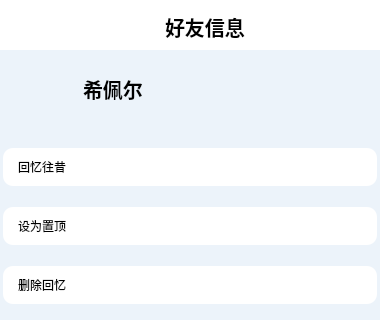
The window that form_chara.ui (kazarayouhei3/Azurchat) describes before a commit, drawn with Qt 5; both pictures show x 0 to 380 and y 0 to 320 of the 380 by 680 pixel window.
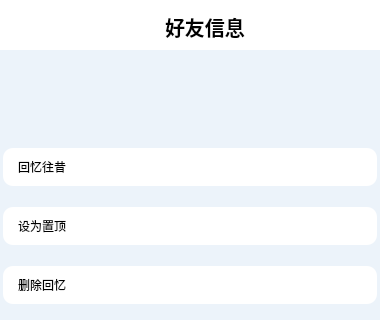
The same window after the commit. Icons and pictures are not drawn.

Patch:
```diff
--- a/form_chara.ui
+++ b/form_chara.ui
@@ -242,7 +242,7 @@
                   </font>
                  </property>
                  <property name="text">
-                  <string>希佩尔</string>
+                  <string/>
                  </property>
                 </widget>
                </item>
```
Left out of the diff: 4 changed lines with no effect on the pictures.
